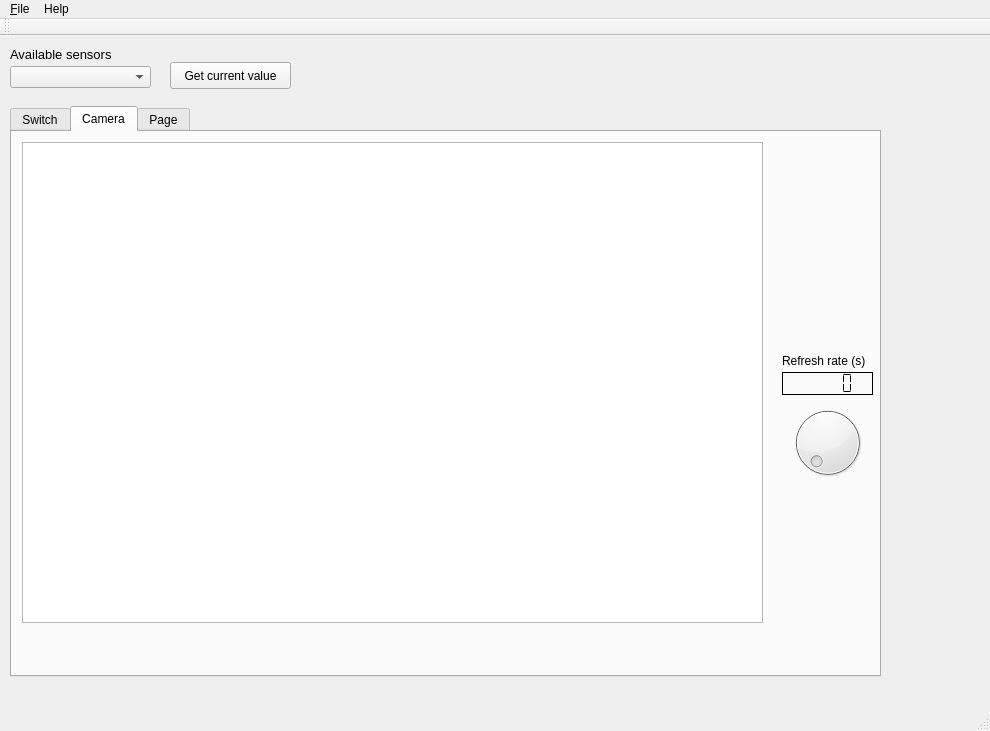
Old version of the form clientapps/SensorTest/mainwindow.ui in the repository keigezellig/fruitHAP.
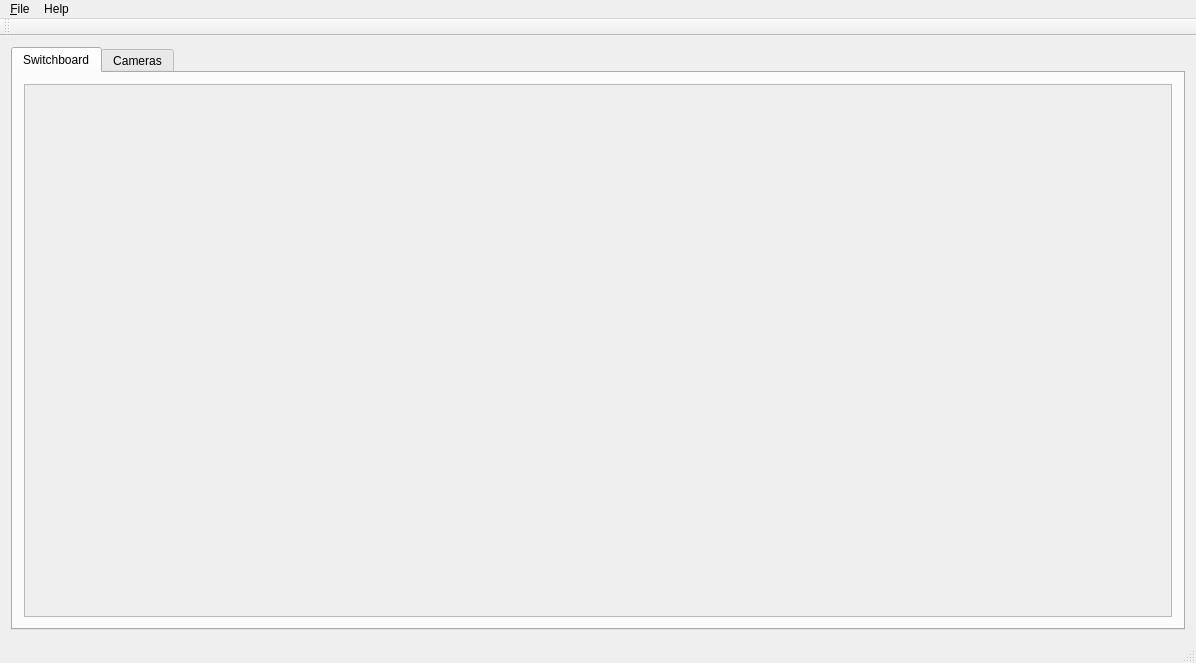
New version of the form. The open tabs and pages were chosen to show the change.

Commit message: Implemented switch widget

Diff of the .ui file:
```diff
--- a/clientapps/SensorTest/mainwindow.ui
+++ b/clientapps/SensorTest/mainwindow.ui
@@ -6,8 +6,8 @@
    <rect>
     <x>0</x>
     <y>0</y>
-    <width>990</width>
-    <height>731</height>
+    <width>1196</width>
+    <height>663</height>
    </rect>
   </property>
   <property name="windowTitle">
@@ -20,243 +20,76 @@
    <bool>true</bool>
   </property>
   <widget class="QWidget" name="centralWidget">
-   <widget class="QTabWidget" name="tabWidget">
-    <property name="geometry">
-     <rect>
-      <x>10</x>
-      <y>70</y>
-      <width>871</width>
-      <height>571</height>
-     </rect>
-    </property>
-    <property name="tabShape">
-     <enum>QTabWidget::Rounded</enum>
-    </property>
-    <property name="currentIndex">
-     <number>2</number>
-    </property>
-    <widget class="QWidget" name="tabSwitch">
-     <attribute name="title">
-      <string>Switch</string>
-     </attribute>
-     <widget class="QLabel" name="lbState">
-      <property name="geometry">
-       <rect>
-        <x>10</x>
-        <y>30</y>
-        <width>151</width>
-        <height>16</height>
-       </rect>
+   <layout class="QVBoxLayout" name="verticalLayout">
+    <item>
+     <widget class="QTabWidget" name="tabWidget">
+      <property name="tabShape">
+       <enum>QTabWidget::Rounded</enum>
       </property>
-      <property name="font">
-       <font>
-        <pointsize>12</pointsize>
-        <weight>75</weight>
-        <bold>true</bold>
-       </font>
-      </property>
-      <property name="text">
-       <string>TextLabel</string>
-      </property>
-     </widget>
-     <widget class="QPushButton" name="btnOn">
-      <property name="geometry">
-       <rect>
-        <x>10</x>
-        <y>60</y>
-        <width>81</width>
-        <height>41</height>
-       </rect>
-      </property>
-      <property name="font">
-       <font>
-        <pointsize>12</pointsize>
-       </font>
-      </property>
-      <property name="text">
-       <string>Turn on</string>
-      </property>
-     </widget>
-     <widget class="QPushButton" name="btnOff">
-      <property name="geometry">
-       <rect>
-        <x>100</x>
-        <y>60</y>
-        <width>81</width>
-        <height>41</height>
-       </rect>
-      </property>
-      <property name="font">
-       <font>
-        <pointsize>12</pointsize>
-       </font>
-      </property>
-      <property name="text">
-       <string>Turn off</string>
-      </property>
-     </widget>
-    </widget>
-    <widget class="QWidget" name="tabCamera">
-     <attribute name="title">
-      <string>Camera</string>
-     </attribute>
-     <widget class="QGraphicsView" name="cameraImage">
-      <property name="geometry">
-       <rect>
-        <x>10</x>
-        <y>10</y>
-        <width>741</width>
-        <height>481</height>
-       </rect>
-      </property>
-     </widget>
-     <widget class="QDial" name="dialRefreshrate">
-      <property name="geometry">
-       <rect>
-        <x>760</x>
-        <y>270</y>
-        <width>111</width>
-        <height>81</height>
-       </rect>
-      </property>
-      <property name="maximum">
-       <number>10000</number>
-      </property>
-      <property name="singleStep">
-       <number>500</number>
-      </property>
-      <property name="pageStep">
+      <property name="currentIndex">
        <number>1</number>
       </property>
-      <property name="sliderPosition">
-       <number>0</number>
-      </property>
-      <property name="orientation">
-       <enum>Qt::Horizontal</enum>
-      </property>
-      <property name="wrapping">
-       <bool>false</bool>
-      </property>
-      <property name="notchTarget">
-       <double>100.000000000000000</double>
-      </property>
-      <property name="notchesVisible">
-       <bool>false</bool>
-      </property>
-     </widget>
-     <widget class="QLCDNumber" name="lcdNumber">
-      <property name="geometry">
-       <rect>
-        <x>770</x>
-        <y>240</y>
-        <width>91</width>
-        <height>23</height>
-       </rect>
-      </property>
-      <property name="frameShape">
-       <enum>QFrame::Box</enum>
-      </property>
-      <property name="frameShadow">
-       <enum>QFrame::Plain</enum>
-      </property>
-      <property name="segmentStyle">
-       <enum>QLCDNumber::Flat</enum>
-      </property>
-      <property name="intValue" stdset="0">
-       <number>0</number>
-      </property>
-     </widget>
-     <widget class="QLabel" name="label_3">
-      <property name="geometry">
-       <rect>
-        <x>770</x>
-        <y>220</y>
-        <width>101</width>
-        <height>17</height>
-       </rect>
-      </property>
-      <property name="text">
-       <string>Refresh rate (s)</string>
-      </property>
-     </widget>
-    </widget>
-    <widget class="QWidget" name="tab">
-     <attribute name="title">
-      <string>Page</string>
-     </attribute>
-     <widget class="QScrollArea" name="sensorScroller">
-      <property name="geometry">
-       <rect>
-        <x>10</x>
-        <y>10</y>
-        <width>611</width>
-        <height>511</height>
-       </rect>
-      </property>
-      <property name="widgetResizable">
-       <bool>true</bool>
-      </property>
-      <widget class="QWidget" name="scrollAreaWidgetContents">
-       <property name="geometry">
-        <rect>
-         <x>0</x>
-         <y>0</y>
-         <width>609</width>
-         <height>509</height>
-        </rect>
-       </property>
+      <widget class="QWidget" name="tab">
+       <attribute name="title">
+        <string>Switchboard</string>
+       </attribute>
+       <layout class="QHBoxLayout" name="horizontalLayout">
+        <item>
+         <widget class="QScrollArea" name="switchPage">
+          <property name="widgetResizable">
+           <bool>true</bool>
+          </property>
+          <widget class="QWidget" name="scrollAreaWidgetContents">
+           <property name="geometry">
+            <rect>
+             <x>0</x>
+             <y>0</y>
+             <width>1154</width>
+             <height>530</height>
+            </rect>
+           </property>
+          </widget>
+         </widget>
+        </item>
+       </layout>
       </widget>
+      <widget class="QWidget" name="cameraPage">
+       <attribute name="title">
+        <string>Cameras</string>
+       </attribute>
+       <layout class="QHBoxLayout" name="horizontalLayout_2">
+        <item>
+         <widget class="QScrollArea" name="scrollArea">
+          <property name="sizeAdjustPolicy">
+           <enum>QAbstractScrollArea::AdjustToContents</enum>
+          </property>
+          <property name="widgetResizable">
+           <bool>true</bool>
+          </property>
+          <widget class="QWidget" name="scrollAreaWidgetContents_2">
+           <property name="geometry">
+            <rect>
+             <x>0</x>
+             <y>0</y>
+             <width>1154</width>
+             <height>530</height>
+            </rect>
+           </property>
+          </widget>
+         </widget>
+        </item>
+       </layout>
+      </widget>
      </widget>
-    </widget>
-   </widget>
-   <widget class="QComboBox" name="cmbSensorList">
-    <property name="geometry">
-     <rect>
-      <x>10</x>
-      <y>30</y>
-      <width>141</width>
-      <height>22</height>
-     </rect>
-    </property>
-   </widget>
-   <widget class="QLabel" name="label">
-    <property name="geometry">
-     <rect>
-      <x>10</x>
-      <y>10</y>
-      <width>131</width>
-      <height>16</height>
-     </rect>
-    </property>
-    <property name="font">
-     <font>
-      <pointsize>10</pointsize>
-     </font>
-    </property>
-    <property name="text">
-     <string>Available sensors</string>
-    </property>
-   </widget>
-   <widget class="QPushButton" name="btnGetValue">
-    <property name="geometry">
-     <rect>
-      <x>170</x>
-      <y>26</y>
-      <width>121</width>
-      <height>27</height>
-     </rect>
-    </property>
-    <property name="text">
-     <string>Get current value</string>
-    </property>
-   </widget>
+    </item>
+   </layout>
   </widget>
   <widget class="QMenuBar" name="menuBar">
    <property name="geometry">
     <rect>
      <x>0</x>
      <y>0</y>
-     <width>990</width>
+     <width>1196</width>
      <height>27</height>
     </rect>
    </property>
```
Left out of the diff: 16 changed lines with no effect on the pictures. The commit also changes 10 other files.
